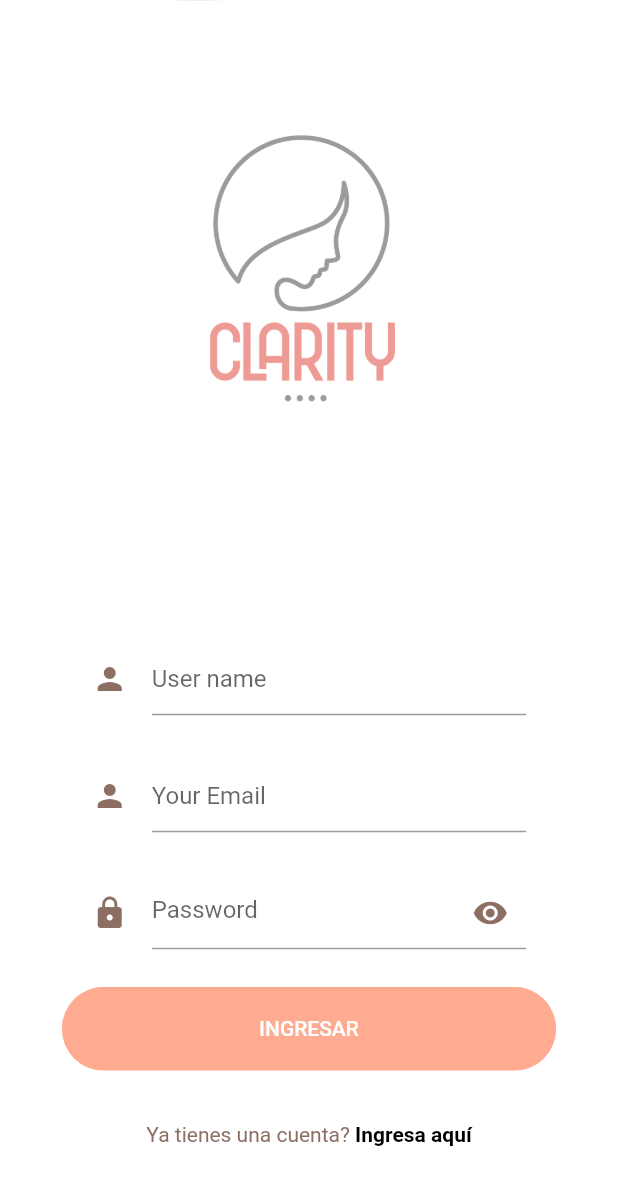
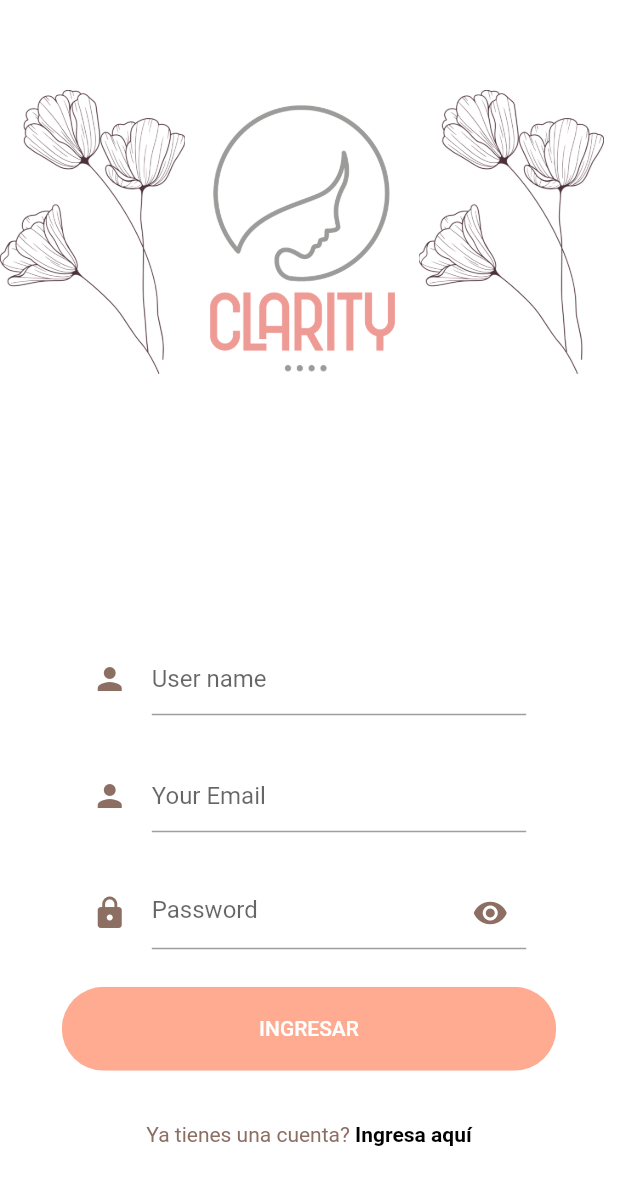
Before and after one commit to SebaOrdenes/proyecto_clarity_flutter, a Flutter app: the LoginScreen screen opened directly, after a tap on "Registrate", on a phone screen of 412 x 824 dp. Shown: the top 1185 px of the screen. Run offline on Flutter 3.47's test engine with Material 2 defaults, Android fonts, the phone set to English and light mode, and no system bars.

Commit message:
Ajustes en sign up y login

```diff
--- a/lib/Screens/Login/components/background.dart
+++ b/lib/Screens/Login/components/background.dart
@@ -17,21 +17,29 @@ class Background extends StatelessWidget {
         alignment: Alignment.center,
         children: <Widget>[
           Positioned(
-            top: 110,
+            top: 70,
             left: 140,
             child: Image.asset(
               "assets/images/Claritylogo.png",
               width: size.width * 0.3,
             ),
           ),
-          /* Positioned(
-            bottom: 0,
-            right: 0,
+          Positioned(
+            top: 60,
+            left: 0,
             child: Image.asset(
-              "assets/images/login_bottom.png",
-              width: size.width * 0.4,
+              "assets/images/Flowers.png",
+              width: size.width * 0.3,
             ),
-          ),*/
+          ),
+          Positioned(
+            top: 60,
+            left: 279,
+            child: Image.asset(
+              "assets/images/Flowers.png",
+              width: size.width * 0.3,
+            ),
+          ),
           child,
         ],
       ),
--- a/lib/Screens/Signup/components/background.dart
+++ b/lib/Screens/Signup/components/background.dart
@@ -18,7 +18,7 @@ class Background extends StatelessWidget {
         alignment: Alignment.center,
         children: <Widget>[
           Positioned(
-            top: 90,
+            top: 70,
             left: 140,
             child: Image.asset(
               "assets/images/Claritylogo.png",
@@ -26,10 +26,19 @@ class Background extends StatelessWidget {
             ),
           ),
           Positioned(
-            bottom: 0,
+            top: 60,
             left: 0,
             child: Image.asset(
-              "assets/images/Flowers_edited.png",
+              "assets/images/Flowers.png",
+              width: size.width * 0.3,
+            ),
+          ),
+          Positioned(
+            top: 60,
+            left: 279,
+            child: Image.asset(
+              "assets/images/Flowers.png",
+              width: size.width * 0.3,
             ),
           ),
           child,
--- a/lib/Screens/Welcome/components/background.dart
+++ b/lib/Screens/Welcome/components/background.dart
@@ -17,14 +17,6 @@ class Background extends StatelessWidget {
         alignment: Alignment.center,
         children: <Widget>[
           Positioned(
-            top: 0,
-            left: 0,
-            child: Image.asset(
-              "assets/images/main_top.png",
-              width: size.width * 0.3,
-            ),
-          ),
-          Positioned(
             bottom: 0,
             left: 0,
             child: Image.asset(
@@ -33,6 +25,14 @@ class Background extends StatelessWidget {
             ),
           ),
           child,
+          Positioned(
+            top: 90,
+            left: 140,
+            child: Image.asset(
+              "assets/images/Claritylogo.png",
+              width: size.width * 0.3,
+            ),
+          ),
         ],
       ),
     );
--- a/lib/Screens/Welcome/welcome_screen.dart
+++ b/lib/Screens/Welcome/welcome_screen.dart
@@ -1,12 +1,13 @@
 import 'package:flutter/material.dart';
 import 'package:flutter_auth/Screens/Welcome/components/body.dart';
+import 'package:flutter_auth/constants.dart';
 
 class WelcomeScreen extends StatelessWidget {
   @override
   Widget build(BuildContext context) {
     return Scaffold(
       body: Body(),
-      backgroundColor: Colors.deepOrange.shade100,
+      backgroundColor: kWhiteColor,
     );
   }
 }
```
